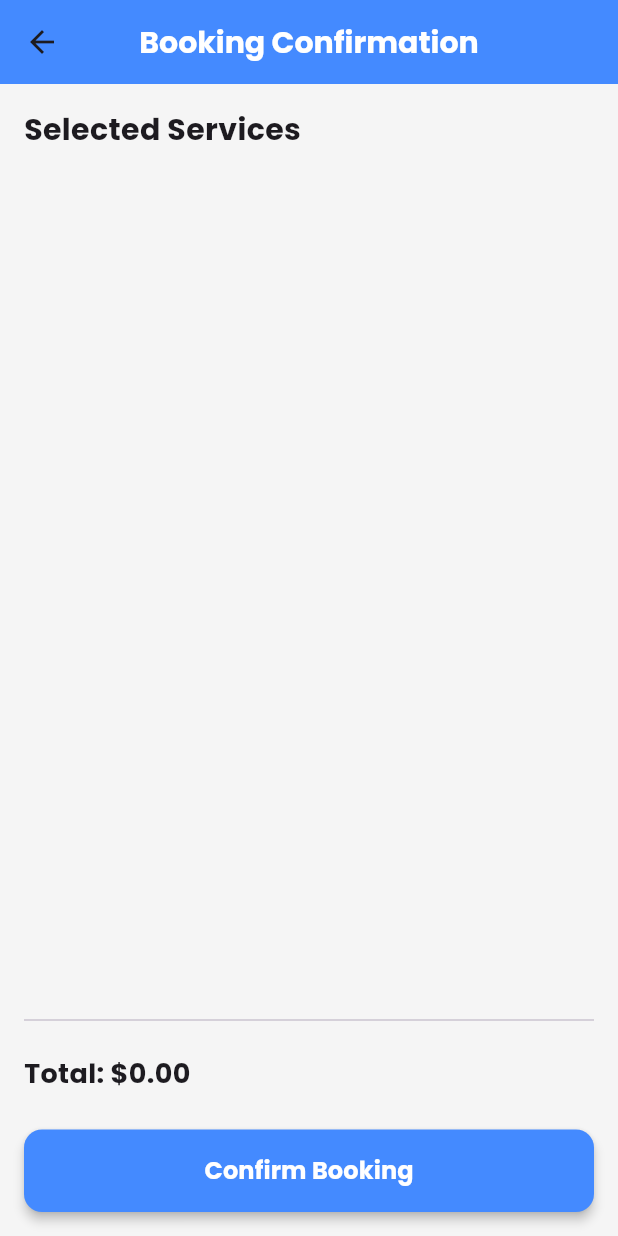
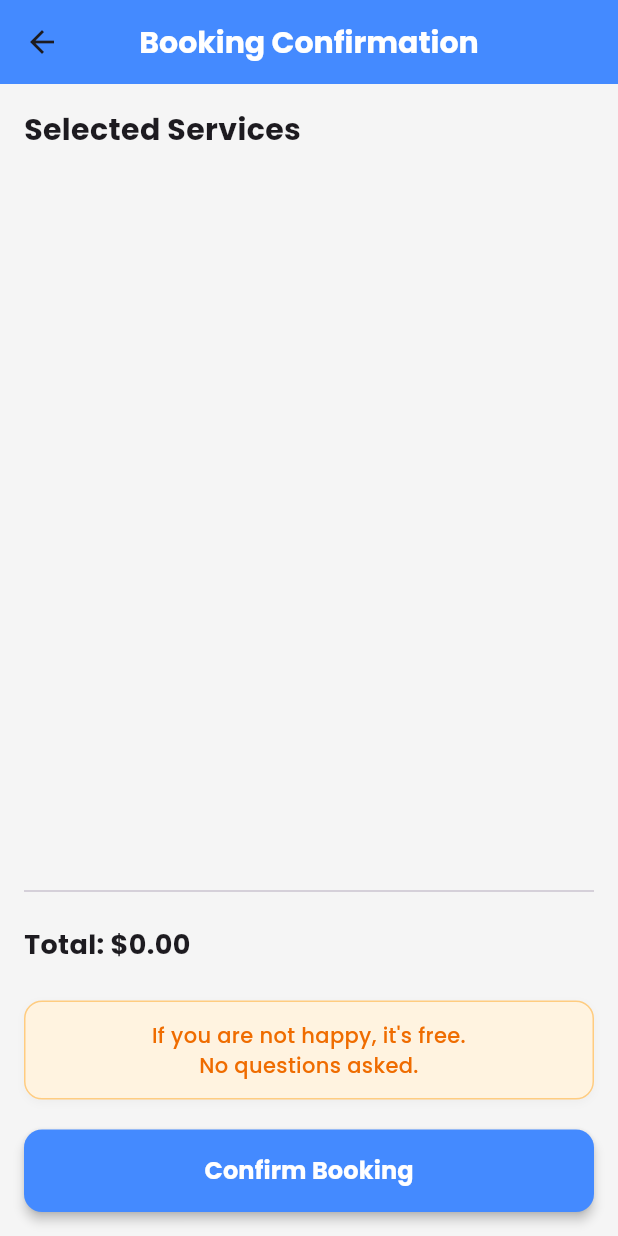
Before and after one commit to fayisdotdev/cleopatra_homeservice, a Flutter app: the ConfirmationScreen screen opened directly with empty values, on a phone screen of 412 x 824 dp. Run offline on Flutter 3.47's test engine with Material 3 defaults, Android fonts, the phone set to English and light mode, and no system bars; our stand-ins replace get, get_storage, google_fonts; accounts and stored records are empty.

Commit message:
cleopatra homecare

```diff
--- a/lib/screens/confirmation_page.dart
+++ b/lib/screens/confirmation_page.dart
@@ -105,7 +105,38 @@ class ConfirmationScreen extends StatelessWidget {
               ),
             ),
 
-            const SizedBox(height: 16),
+// Add this above the Confirm Booking button in the Column
+const SizedBox(height: 16),
+
+// Satisfaction Guarantee Banner
+Container(
+  width: double.infinity,
+  padding: const EdgeInsets.symmetric(vertical: 12, horizontal: 16),
+  margin: const EdgeInsets.only(bottom: 12),
+  decoration: BoxDecoration(
+    color: Colors.orange.shade50, // subtle highlight
+    borderRadius: BorderRadius.circular(12),
+    border: Border.all(color: Colors.orange.shade200),
+    boxShadow: [
+      BoxShadow(
+        color: Colors.black.withOpacity(0.03),
+        blurRadius: 4,
+        offset: const Offset(0, 2),
+      ),
+    ],
+  ),
+  child: Text(
+    "If you are not happy, it's free. \nNo questions asked.",
+    style: GoogleFonts.poppins(
+      fontSize: 14,
+      fontWeight: FontWeight.w500,
+      color: Colors.orange.shade800,
+    ),
+    textAlign: TextAlign.center,
+  ),
+),
+
+const SizedBox(height: 8),
 
             // Confirm Booking Button
             SizedBox(
@@ -144,6 +175,7 @@ class ConfirmationScreen extends StatelessWidget {
                     print("Error saving booking: $e");
                   }
                 },
+
                 style: ElevatedButton.styleFrom(
                   backgroundColor: Colors.blueAccent,
                   padding: const EdgeInsets.symmetric(vertical: 16),
--- a/lib/screens/splash_screen.dart
+++ b/lib/screens/splash_screen.dart
@@ -67,7 +67,7 @@ class _SplashScreenState extends State<SplashScreen>
               ),
               SizedBox(height: 10),
               Text(
-                "Sparkling Homes, Stress-Free Living",
+                "Sparkling Homes.",
                 style: GoogleFonts.poppins(
                   fontSize: 16,
                   fontWeight: FontWeight.w400,
```
Also changed, not shown: 1 other file.
